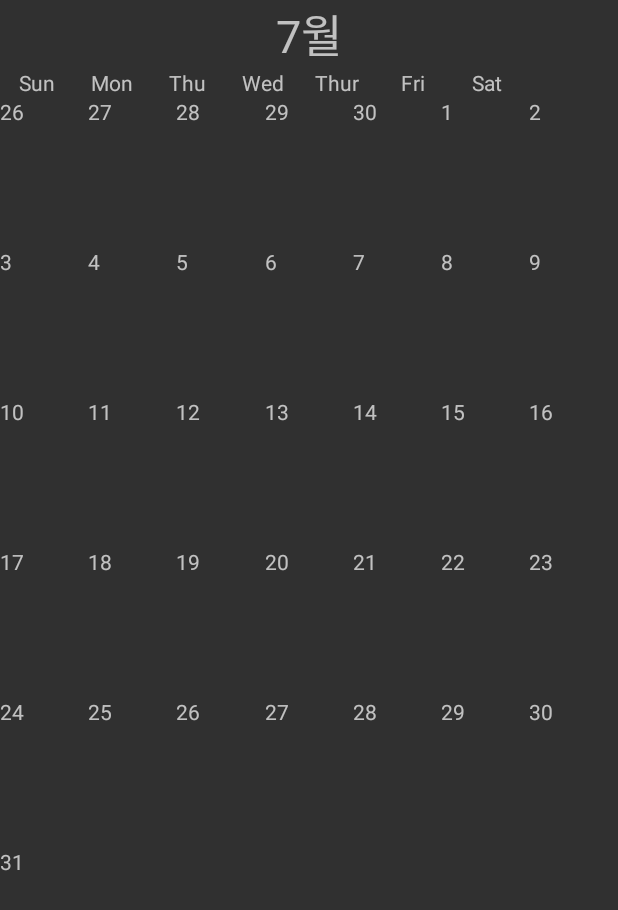
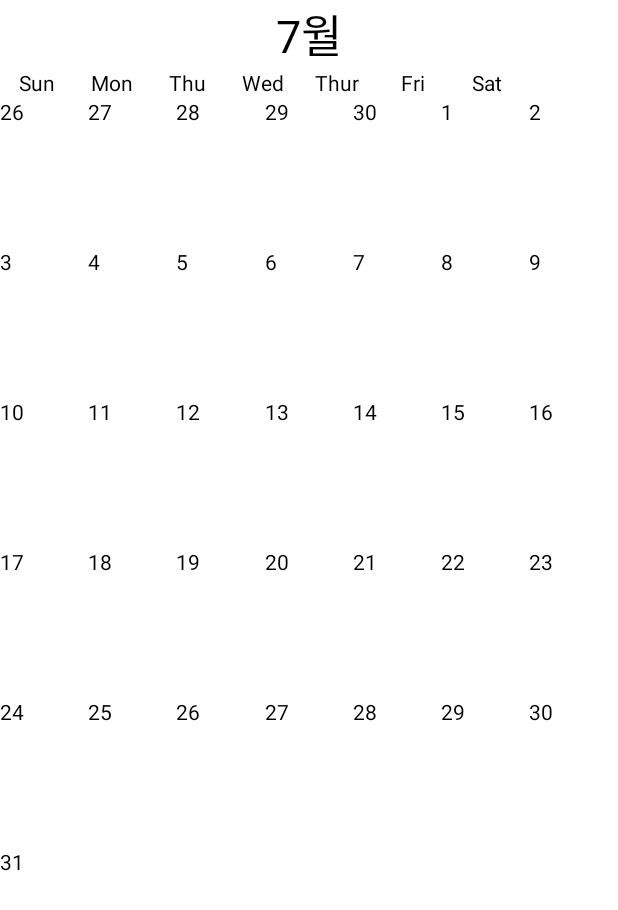
Before and after one commit to ssongCoding/CustomCalendar, an Android app: the screen it shows after launch (MainActivity), on a phone screen of 412 x 824 dp. Shown: the top 910 px of the screen. Run offline under Robolectric (Android 15) with nearby library versions, the phone set to English and light mode, and no system bars; our stand-ins replace Firebase (no records; nobody signed in at launch, a user with empty details on screens opened directly).

Commit message:
BackGround & Text Color Change

```diff
--- a/app/src/main/res/layout/activity_main.xml
+++ b/app/src/main/res/layout/activity_main.xml
@@ -5,7 +5,8 @@
     android:layout_width="match_parent"
     android:layout_height="match_parent"
     tools:context=".MainActivity"
-    android:orientation="vertical">
+    android:orientation="vertical"
+    android:background="#FFFFFF">
 
     <!-- 달력 제목 -->
     <TextView
@@ -14,7 +15,8 @@
         android:layout_height="wrap_content"
         android:text="Month"
         android:textSize="30sp"
-        android:gravity="center"/>
+        android:textColor="#000000"
+        android:gravity="center" />
 
     <!-- 달력 요일 -->
     <LinearLayout
@@ -24,36 +26,43 @@
             android:layout_width="50dp"
             android:layout_height="wrap_content"
             android:text="Sun"
+            android:textColor="#000000"
             android:gravity="center"/>
         <TextView
             android:layout_width="50dp"
             android:layout_height="wrap_content"
             android:text="Mon"
+            android:textColor="#000000"
             android:gravity="center"/>
         <TextView
             android:layout_width="50dp"
             android:layout_height="wrap_content"
             android:text="Thu"
+            android:textColor="#000000"
             android:gravity="center"/>
         <TextView
             android:layout_width="50dp"
             android:layout_height="wrap_content"
             android:text="Wed"
+            android:textColor="#000000"
             android:gravity="center"/>
         <TextView
             android:layout_width="50dp"
             android:layout_height="wrap_content"
             android:text="Thur"
+            android:textColor="#000000"
             android:gravity="center"/>
         <TextView
             android:layout_width="50dp"
             android:layout_height="wrap_content"
             android:text="Fri"
+            android:textColor="#000000"
             android:gravity="center"/>
         <TextView
             android:layout_width="50dp"
             android:layout_height="wrap_content"
             android:text="Sat"
+            android:textColor="#000000"
             android:gravity="center"/>
     </LinearLayout>
 
--- a/app/src/main/res/layout/day.xml
+++ b/app/src/main/res/layout/day.xml
@@ -8,12 +8,14 @@
         android:id="@+id/tv_day"
         android:layout_width="wrap_content"
         android:layout_height="wrap_content"
-        android:text="1"/>
+        android:text="1"
+        android:textColor="#000000"/>
 
     <TextView
         android:id="@+id/tv_todo"
         android:layout_width="match_parent"
         android:layout_height="wrap_content"
-        android:text="To Do"/>
+        android:text="To Do"
+        android:textColor="#000000"/>
 
 </LinearLayout>
```
